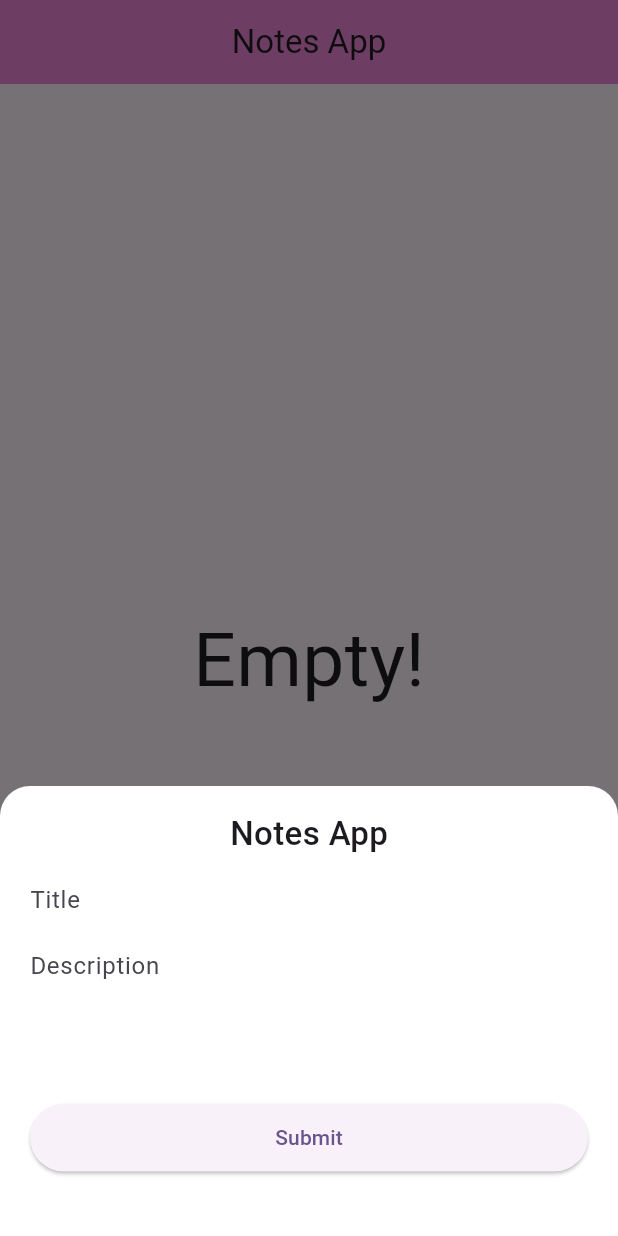
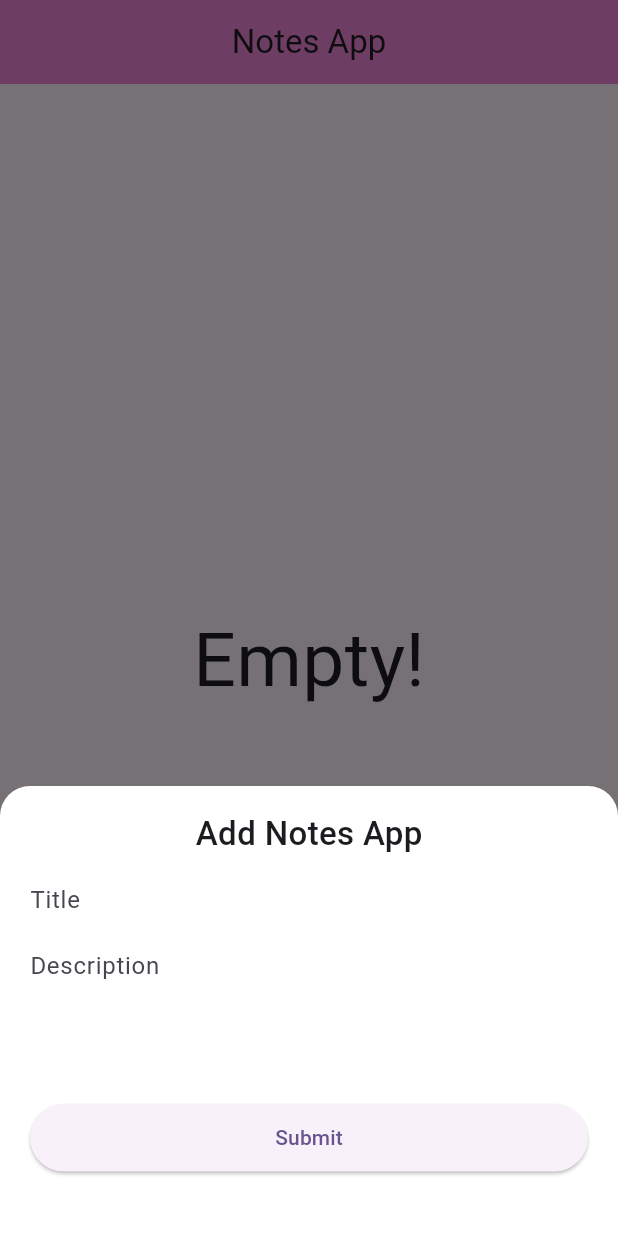
Before and after one commit to vivekvishwakarm/FlutterNotesApp, a Flutter app: the screen it shows after launch, after a tap on the "add" icon, on a phone screen of 412 x 824 dp. Run offline on Flutter 3.47's test engine with Material 3 defaults, Android fonts, the phone set to English and light mode, and no system bars; our stand-ins replace hive, hive_flutter; accounts and stored records are empty.

Commit message:
Name changed : add_notes, it's now notes_bottom_sheet and now it's 100 % completed from my side.

```diff
--- a/lib/hive_services.dart
+++ b/lib/hive_services.dart
@@ -15,12 +15,12 @@ class HiveServices {
 
   //update note
   Future<void> updateNote(int index, NoteModel noteModel) async {
-    await box.put(index, noteModel);
+    await box.putAt(index, noteModel);
   }
 
   //delete note
   Future<void> deleteNote(int index) async {
-    await box.delete(index);
+    await box.deleteAt(index);
   }
 
   showMassage(BuildContext context, String massage, Color bgColor) {
--- a/lib/main.dart
+++ b/lib/main.dart
@@ -11,7 +11,7 @@ void main() async {
   await Hive.initFlutter();
   Hive.registerAdapter(NoteModelAdapter());
 
-  var myBox = await Hive.openBox<NoteModel>(HiveServices.boxName);
+  await Hive.openBox<NoteModel>(HiveServices.boxName);
 
   // print("mybox lenght: ${myBox.length}");
 
--- a/lib/add_notes.dart
+++ b/lib/notes_bottom_sheet.dart
@@ -1,11 +1,19 @@
 import 'package:flutter/material.dart';
-import 'package:flutter/widgets.dart';
 import 'package:notesapp/hive_services.dart';
 import 'package:notesapp/model/note_model.dart';
 
-addNotes(BuildContext context) {
+notesBottomSheet(BuildContext context,
+    {int? index, String? title, String? description}) {
   TextEditingController titleController = TextEditingController();
   TextEditingController descriptionController = TextEditingController();
+
+  if (index == null) {
+    titleController.clear();
+    descriptionController.clear();
+  } else {
+    titleController.text = title.toString();
+    descriptionController.text = description.toString();
+  }
 
   showModalBottomSheet(
       context: context,
@@ -25,9 +33,10 @@ addNotes(BuildContext context) {
               EdgeInsets.only(bottom: MediaQuery.of(context).viewInsets.bottom),
           child: Column(
             children: [
-              const Text(
-                'Notes App',
-                style: TextStyle(fontSize: 22, fontWeight: FontWeight.w500),
+              Text(
+                index == null ? 'Add Notes App' : 'Update Notes',
+                style:
+                    const TextStyle(fontSize: 22, fontWeight: FontWeight.w500),
               ),
               const SizedBox(
                 height: 5,
@@ -61,7 +70,17 @@ addNotes(BuildContext context) {
                               description:
                                   descriptionController.text.toString());
 
-                          HiveServices().addNote(noteModel);
+                          if (index == null) {
+                            HiveServices().addNote(noteModel);
+                            HiveServices().showMassage(
+                                context, 'Added successfully', Colors.green);
+                          } else {
+                            HiveServices().updateNote(index, noteModel);
+                            HiveServices().showMassage(
+                                context, 'Updated successfully', Colors.green);
+                          }
+
+                          Navigator.pop(context);
                         }
                       },
                       child: const Text("Submit")))
--- a/notesapp/lib/add_notes.dart
+++ b/notesapp/lib/add_notes.dart
@@ -1,5 +1,4 @@
 import 'package:flutter/material.dart';
-import 'package:flutter/widgets.dart';
 import 'package:notesapp/hive_services.dart';
 import 'package:notesapp/model/note_model.dart';
 
@@ -62,7 +61,6 @@ addNotes(BuildContext context) {
                                   descriptionController.text.toString());
 
                           HiveServices().addNote(noteModel);
-
                         }
                       },
                       child: const Text("Submit")))
```
Also changed, not shown: lib/home_screen.dart (+16 -7 lines).
